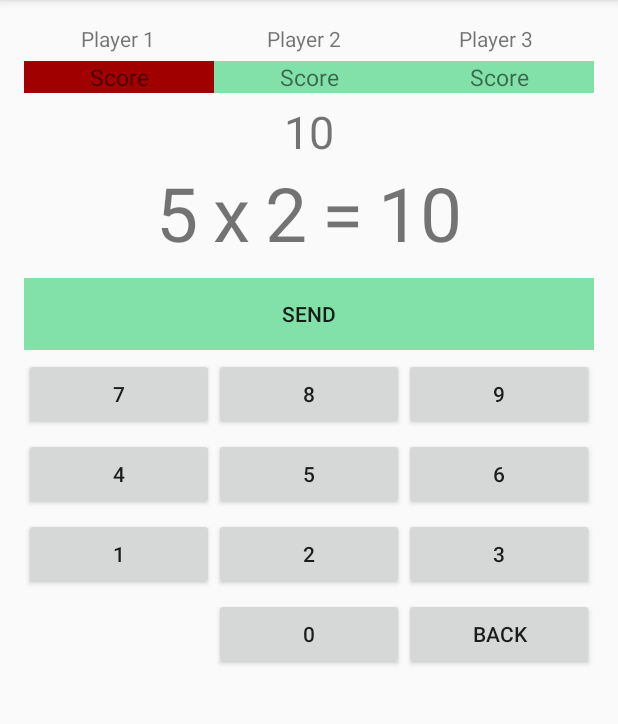
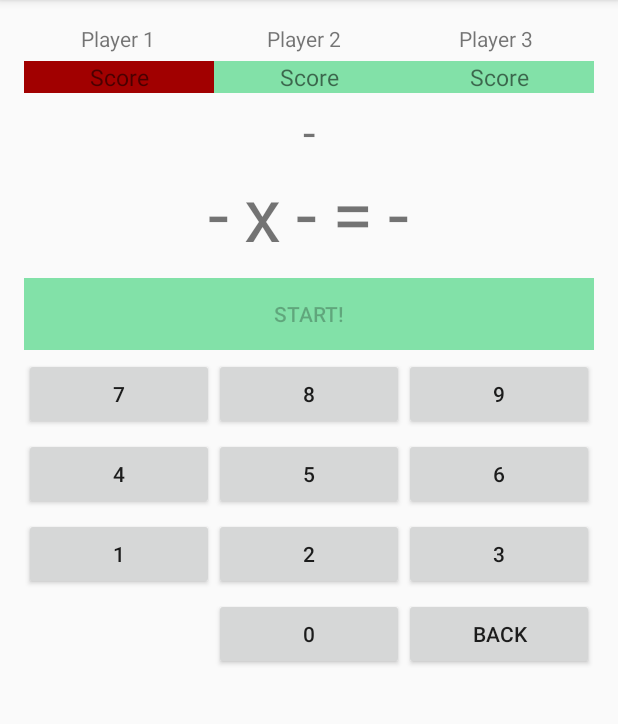
Before and after one commit to amenoni/wetMaths-Android, an Android app: the GameActivity screen opened directly, with no data from a screen before it, on a phone screen of 412 x 824 dp, the part 84-808 px from its top. Run offline under Robolectric (Android 15) with nearby library versions, the phone set to English and light mode, and no system bars; libraries missing offline, so code that uses them is left out: com.firebase.client, com.octo.android; 8 statements that could not run were skipped.

Commit message:
currently we are starting a new game correctly

```diff
--- a/app/src/main/java/com/wetmaths/wetmaths/MainActivity.java
+++ b/app/src/main/java/com/wetmaths/wetmaths/MainActivity.java
@@ -208,7 +208,7 @@ public class MainActivity extends AppCompatActivity {
                 mGame = game;
                 //Start game activity
                 GameActivity gameActivity = new GameActivity();
-                Intent gameIntent = gameActivity.newIntent(getApplicationContext(), mGame, mPlayerName.getText().toString(), mPlayerPosition);
+                Intent gameIntent = gameActivity.newIntent(getApplicationContext(), mGame, mPlayerName.getText().toString(), mPlayerPosition,mDeviceUrl.getText().toString());
                 startActivity(gameIntent);
             }
 
--- a/app/src/main/res/layout/activity_game.xml
+++ b/app/src/main/res/layout/activity_game.xml
@@ -102,7 +102,7 @@
             android:layout_height="wrap_content"
             android:textAlignment="center"
             android:textSize="30dp"
-            android:text="10"/>
+            android:text="-"/>
     </LinearLayout>
 
 
@@ -121,7 +121,7 @@
             android:layout_width="wrap_content"
             android:layout_height="wrap_content"
             android:textSize="50dp"
-            android:text="5"
+            android:text="-"
             android:layout_marginRight="10dp"/>
 
         <TextView
@@ -138,7 +138,7 @@
             android:layout_height="wrap_content"
             android:textSize="50dp"
             android:layout_marginRight="10dp"
-            android:text="2"/>
+            android:text="-"/>
 
         <TextView
             android:layout_width="wrap_content"
@@ -152,7 +152,7 @@
             android:layout_width="wrap_content"
             android:layout_height="wrap_content"
             android:textSize="50dp"
-            android:text="10"/>
+            android:text="-"/>
 
     </LinearLayout>
 
@@ -165,10 +165,21 @@
         android:layout_marginTop="10dp"
         >
         <Button
+            android:id="@+id/send"
             android:layout_width="match_parent"
             android:layout_height="wrap_content"
             android:text="Send"
-            android:background="@color/green"/>
+            android:background="@color/green"
+            android:enabled="false"
+            android:visibility="gone"/>
+        <Button
+            android:id="@+id/start"
+            android:layout_width="match_parent"
+            android:layout_height="wrap_content"
+            android:text="Start!"
+            android:background="@color/green"
+            android:enabled="false"
+            android:visibility="visible"/>/>
     </LinearLayout>
     <LinearLayout
         android:layout_width="match_parent"
```
Also changed, not shown: app/src/main/AndroidManifest.xml (+6 -3 lines), app/src/main/java/com/wetmaths/wetmaths/Game.java (+19 -1 lines), app/src/main/java/com/wetmaths/wetmaths/GameActivity.java (+81 -7 lines), app/src/main/java/com/wetmaths/wetmaths/Move.java (added, +79 -0 lines), app/src/main/java/com/wetmaths/wetmaths/io/network/CurrentGamePutRequest.java (added, +38 -0 lines).
